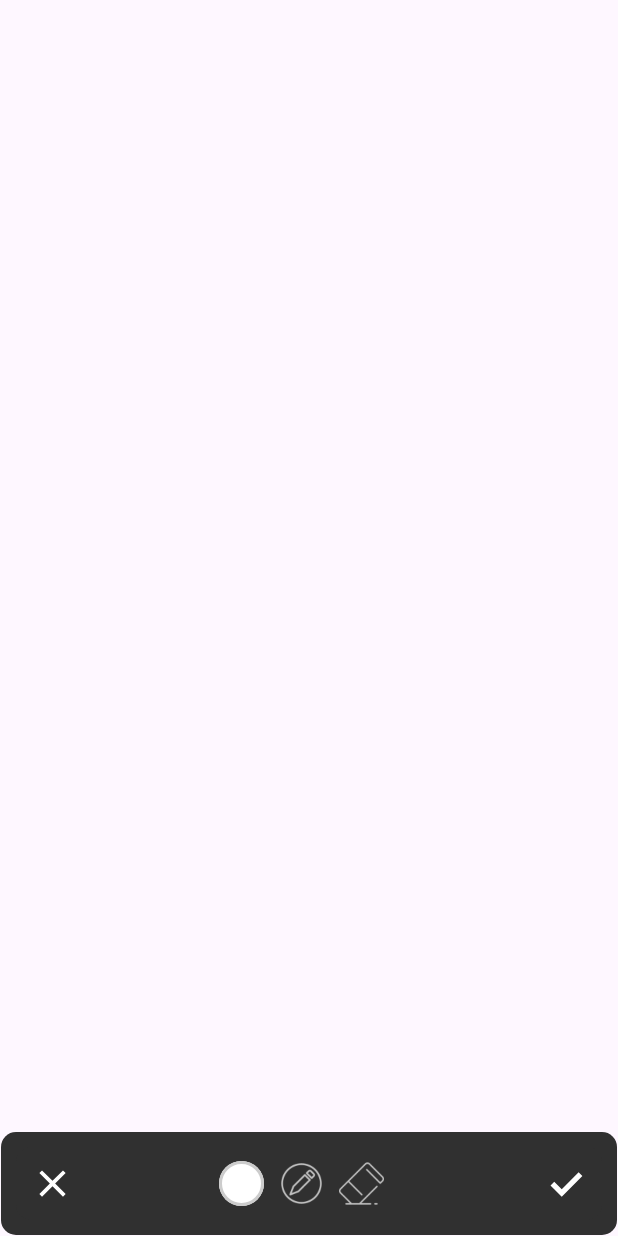
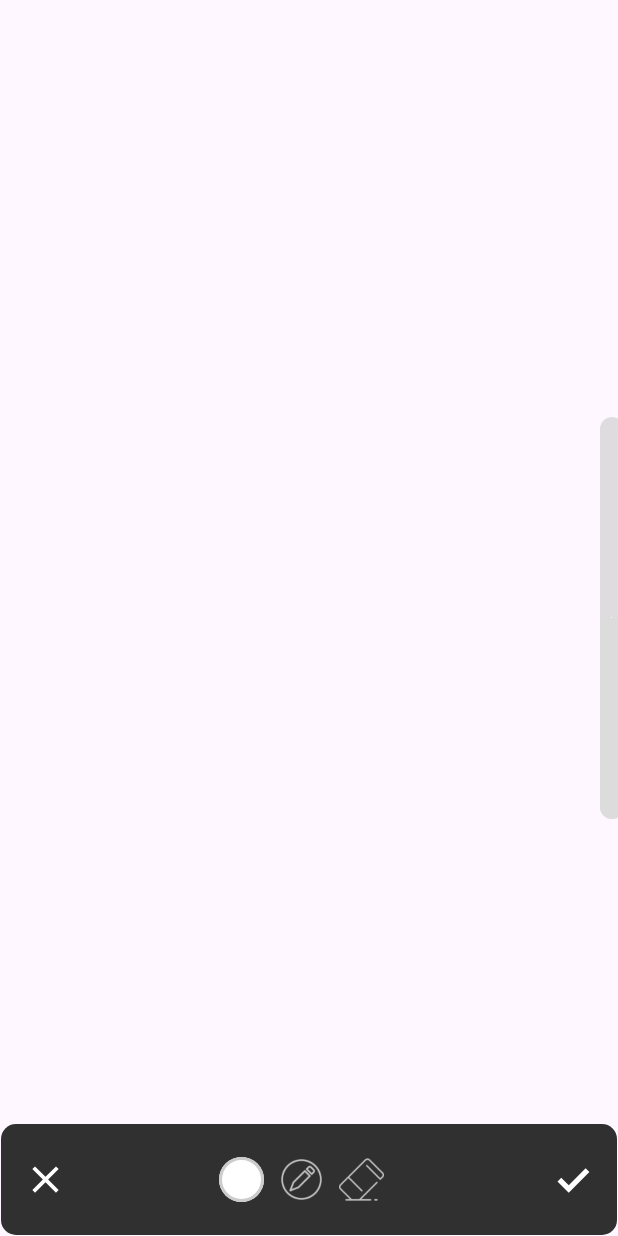
Before and after one commit to dfa-ra/PhotoRedacterNew, an Android app: the layout drawer_layout.xml on its own in the app's theme, with its tools: preview values and no code run, on a phone screen of 412 x 824 dp. Run offline under Robolectric (Android 15) with nearby library versions, the phone set to English and light mode, and no system bars.

Commit message:
Добавлено много чего интересного... например ластик а так же адекватное рисование + начал делать настройку ширины

```diff
--- a/app/src/main/java/com/example/photoredacternew/viewDialog/photoEditer/EditPanel.java
+++ b/app/src/main/java/com/example/photoredacternew/viewDialog/photoEditer/EditPanel.java
@@ -7,7 +7,6 @@ import android.graphics.drawable.Drawable;
 import android.graphics.drawable.LayerDrawable;
 import android.util.AttributeSet;
 import android.view.LayoutInflater;
-import android.view.View;
 import android.widget.LinearLayout;
 
 import androidx.annotation.Nullable;
@@ -15,13 +14,10 @@ import androidx.annotation.Nullable;
 import com.example.photoredacternew.R;
 import com.example.photoredacternew.databinding.EditPanelLayoutBinding;
 
-public class EditPanel extends LinearLayout{
-
+public class EditPanel extends LinearLayout {
     public EditPanelLayoutBinding binding;
     private Drawable fill;
-    private Drawable border;
     private LayerDrawable layerDrawable;
-    protected int selected_color;
 
     public EditPanel(Context context) {
         super(context);
@@ -39,8 +35,8 @@ public class EditPanel extends LinearLayout{
         binding = EditPanelLayoutBinding.inflate(LayoutInflater.from(context), this, true);
 
         fill = context.getResources().getDrawable(R.drawable.custom_fill_thumb);
-        border = context.getResources().getDrawable(R.drawable.custom_border_thumb);
-        Drawable[] layers = { fill, border };
+        Drawable border = context.getResources().getDrawable(R.drawable.custom_border_thumb);
+        Drawable[] layers = { fill, border};
         layerDrawable = new LayerDrawable(layers);
         actions();
     }
--- /dev/null
+++ b/app/src/main/java/com/example/photoredacternew/viewDialog/photoEditer/customView/VerticalSeekBar.java
@@ -0,0 +1,120 @@
+package com.example.photoredacternew.viewDialog.photoEditer.customView;
+
+import android.animation.ObjectAnimator;
+import android.annotation.SuppressLint;
+import android.content.Context;
+import android.graphics.Canvas;
+import android.util.AttributeSet;
+import android.view.MotionEvent;
+import android.widget.SeekBar;
+
+@SuppressLint("AppCompatCustomView")
+public class VerticalSeekBar extends SeekBar {
+
+    private boolean active = false;
+
+    public VerticalSeekBar(Context context) {
+        super(context);
+    }
+
+    public VerticalSeekBar(Context context, AttributeSet attrs) {
+        super(context, attrs);
+    }
+
+    public VerticalSeekBar(Context context, AttributeSet attrs, int defStyleAttr) {
+        super(context, attrs, defStyleAttr);
+    }
+
+
+    @Override
+    protected synchronized void onDraw(Canvas canvas) {
+        // Поворачиваем холст на 90 градусов против часовой стрелки
+        canvas.rotate(-90);
+        canvas.translate(-getHeight(), 0);
+
+        // Отрисовываем SeekBar
+        super.onDraw(canvas);
+    }
+
+
+    @Override
+    protected void drawableStateChanged() {
+        super.drawableStateChanged();
+        // Принудительное обновление позиции thumb
+        invalidate();
+    }
+
+
+    @Override
+    protected void onMeasure(int widthMeasureSpec, int heightMeasureSpec) {
+        // Меняем местами ширину и высоту
+        super.onMeasure(heightMeasureSpec, widthMeasureSpec);
+        setMeasuredDimension(getMeasuredHeight(), getMeasuredWidth());
+    }
+
+    @Override
+    protected void onSizeChanged(int w, int h, int oldw, int oldh) {
+        super.onSizeChanged(h, w, oldh, oldw);
+        invalidate(); // Обновляем отрисовку thumb
+    }
+
+
+    @Override
+    public boolean performClick() {
+        // Для обеспечения корректной работы Accessibility
+        return super.performClick();
+    }
+    @Override
+    public boolean onTouchEvent(MotionEvent event) {
+        if (!isEnabled() || !active) {
+            return false;
+        }
+
+        switch (event.getAction()) {
+            case MotionEvent.ACTION_DOWN:
+            case MotionEvent.ACTION_MOVE:
+            case MotionEvent.ACTION_UP:
+                // Получаем Y-координату события
+                float y = event.getY();
+
+                // Преобразуем Y в значение прогресса
+                float scale = 1 - (y / (float) getHeight()); // Инвертируем ось
+                scale = Math.max(0f, Math.min(scale, 1f)); // Ограничиваем в диапазоне [0, 1]
+
+                int progress = (int) (scale * getMax()); // Преобразуем в значение прогресса
+                setProgress(progress); // Устанавливаем прогресс
+
+                performClick(); // Для Accessibility
+                return true;
+
+            case MotionEvent.ACTION_CANCEL:
+                return false;
+        }
+        return super.onTouchEvent(event);
+    }
+
+
+    // Анимация для выдвижения/защелкивания SeekBar
+    public void animateSeekBar(VerticalSeekBar seekBar, float targetTranslationX) {
+        ObjectAnimator animator = ObjectAnimator.ofFloat(seekBar, "translationX", targetTranslationX);
+        animator.setDuration(200); // продолжительность анимации
+        animator.start();
+    }
+
+    public void activateSeekBar(){
+        if (getTranslationX() >= 15f) {
+            // Если SeekBar частично скрыт, показываем его полностью
+            animateSeekBar(this,  0f);
+            this.active = true;
+        }
+    }
+
+    public void deactivateSeekBar(){
+        if (getTranslationX() == 0f) {
+            // Если SeekBar частично скрыт, показываем его полностью
+            animateSeekBar(this,  45f);
+            this.active = false;
+        }
+    }
+
+}
--- a/app/src/main/java/com/example/photoredacternew/viewDialog/photoViewer/CustomPhotoView.java
+++ b/app/src/main/java/com/example/photoredacternew/viewDialog/photoViewer/CustomPhotoView.java
@@ -207,4 +207,8 @@ public class CustomPhotoView extends AppCompatImageView {
 
         animator.start();
     }
+
+    public ScaleGestureDetector getScaleGestureDetector() {
+        return scaleGestureDetector;
+    }
 }
--- /dev/null
+++ b/app/src/main/res/drawable/custom_seekbar_progress_width.xml
@@ -0,0 +1,23 @@
+<layer-list xmlns:android="http://schemas.android.com/apk/res/android">
+
+    <!-- Background for progress track -->
+    <item>
+        <shape android:shape="rectangle">
+            <size android:height="8dp" />
+            <corners android:radius="10dp" />
+            <solid android:color="#99CCCCCC" />
+        </shape>
+    </item>
+
+    <!-- Progress bar -->
+    <item>
+        <clip>
+            <shape android:shape="rectangle">
+                <size android:height="8dp" />
+                <solid android:color="#CCDDDDDD"/>
+                <corners android:radius="10dp" />
+            </shape>
+        </clip>
+    </item>
+
+</layer-list>
--- /dev/null
+++ b/app/src/main/res/drawable/rounded_indicator.xml
@@ -0,0 +1,4 @@
+<shape xmlns:android="http://schemas.android.com/apk/res/android">
+    <corners android:radius = "4dp"/>
+    <solid android:color = "@color/white"/>
+</shape>
--- a/app/src/main/res/layout/dialog_photo_view.xml
+++ b/app/src/main/res/layout/dialog_photo_view.xml
@@ -63,6 +63,7 @@
                 android:id="@+id/edit"
                 android:layout_width="50dp"
                 android:layout_height="50dp"
+                android:visibility="gone"
 
                 android:background="@android:drawable/ic_menu_edit" />
         </LinearLayout>
@@ -73,7 +74,7 @@
         android:id="@+id/full_image_draw_relative_layout"
         android:layout_width="match_parent"
         android:layout_height="match_parent"
-        android:visibility="visible">
+        android:visibility="invisible">
 
     </com.example.photoredacternew.viewDialog.photoEditer.CustomDrawerRelativeLayout>
 </RelativeLayout>
--- a/app/src/main/res/layout/drawer_layout.xml
+++ b/app/src/main/res/layout/drawer_layout.xml
@@ -19,6 +19,22 @@
 
     </LinearLayout>
 
+    <!-- Ваш VerticalSeekBar -->
+    <com.example.photoredacternew.viewDialog.photoEditer.customView.VerticalSeekBar
+        android:id="@+id/seekBar"
+        android:layout_width="wrap_content"
+        android:layout_height="300dp"
+        android:progress="50"
+        android:progressDrawable="@drawable/custom_seekbar_progress_width"
+        android:thumb="@color/transperent"
+        android:max="100"
+
+        android:padding="12dp"
+        android:layout_alignParentEnd="true"
+        android:layout_centerInParent="true"
+        android:translationX="16dp"
+       />
+
     <com.example.photoredacternew.viewDialog.photoEditer.EditPanel
         android:id="@+id/edit_panel"
         android:layout_width="match_parent"
--- a/app/src/main/res/layout/edit_panel_layout.xml
+++ b/app/src/main/res/layout/edit_panel_layout.xml
@@ -1,10 +1,10 @@
 <LinearLayout android:id="@+id/edit_panel"
     android:layout_width="match_parent"
-    android:layout_height="wrap_content"
+    android:layout_height="55dp"
     android:layout_alignParentBottom="true"
     android:background="@drawable/map_fragment_buttons_background"
-
-    android:padding="10dp"
+    android:gravity="center"
+    android:padding="5dp"
     android:visibility="visible"
     xmlns:android="http://schemas.android.com/apk/res/android">
 
```
Also changed, not shown: app/src/main/java/com/example/photoredacternew/paletteDialog/CustomPaletteSheet.java (+1 -22 lines), app/src/main/java/com/example/photoredacternew/viewDialog/PhotoDialog.java (+5 -4 lines), app/src/main/java/com/example/photoredacternew/viewDialog/photoEditer/CustomDrawerRelativeLayout.java (+31 -2 lines), app/src/main/java/com/example/photoredacternew/viewDialog/photoEditer/CustomPhotoDraw.java (+106 -13 lines), app/src/main/java/com/example/photoredacternew/viewDialog/photoEditer/EditTypeEvent.java (added, +8 -0 lines), app/src/main/java/com/example/photoredacternew/viewDialog/photoEditer/brushes/Brush.java (deleted, +0 -11 lines), app/src/main/res/layout/color_palette_view.xml (+16 -32 lines).
